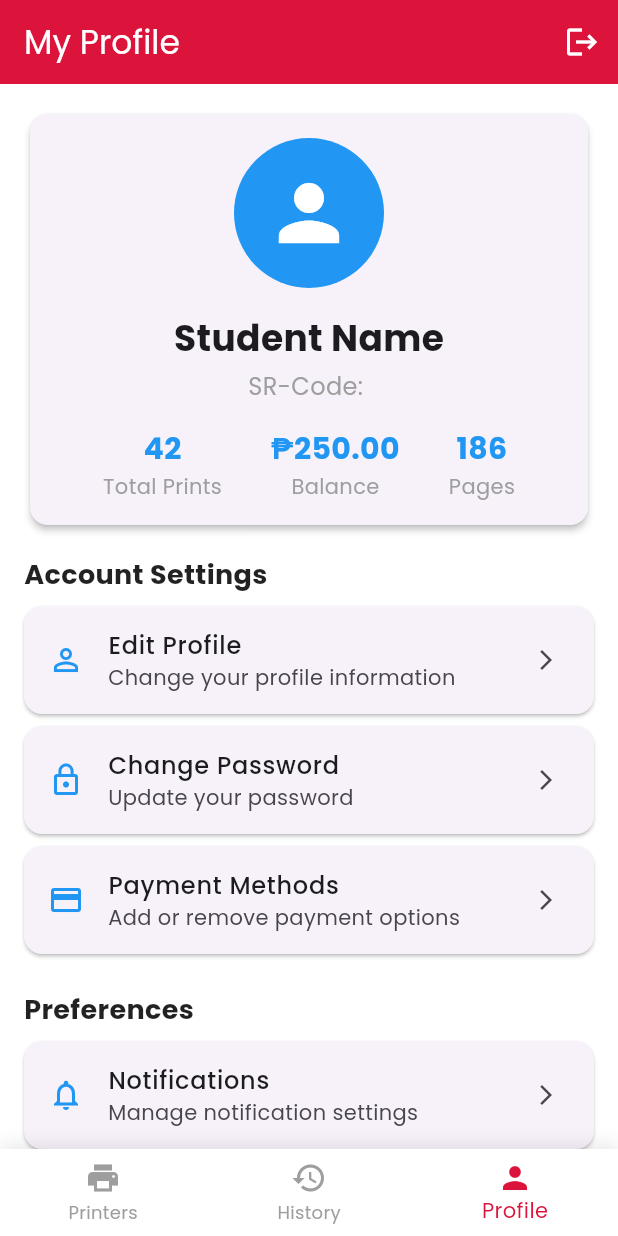
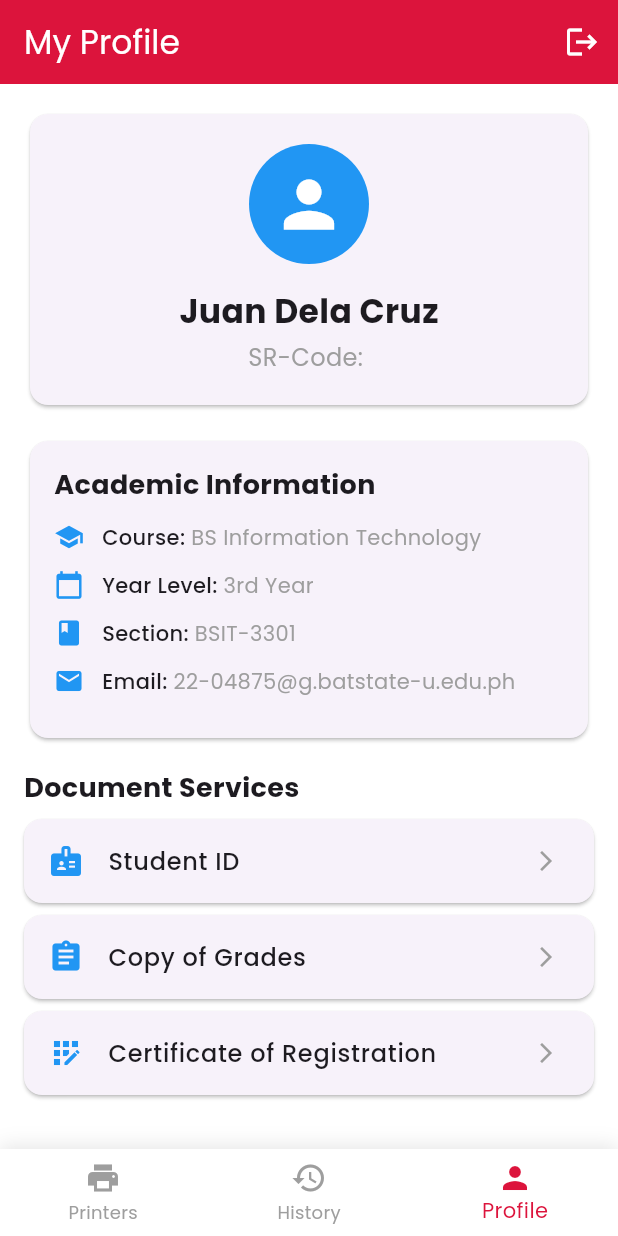
Before and after one commit to llancealog/Final_Project, a Flutter app: the MainNavigationScreen screen opened directly with empty values, item 3 of the bottom bar chosen, on a phone screen of 412 x 824 dp. Run offline on Flutter 3.47's test engine with Material 3 defaults, Android fonts, the phone set to English and light mode, and no system bars; our stand-ins replace google_fonts.

Commit message:
Updated Profile

```diff
--- a/lib/history.dart
+++ b/lib/history.dart
@@ -11,8 +11,8 @@ class HistoryPage extends StatelessWidget {
       padding: const EdgeInsets.all(16.0),
       children: [
         _buildHistoryCard(
-          documentName: 'Activity_1.pdf',
-          printerName: 'Library Printer',
+          documentName: 'Assignment1.pdf',
+          printerName: 'Library Printer 1',
           date: 'July 15, 2025',
           pages: 5,
           cost: 'PHP10.00',
@@ -27,15 +27,15 @@ class HistoryPage extends StatelessWidget {
           status: 'Completed',
         ),
         _buildHistoryCard(
-          documentName: 'Reviewer.pdf',
-          printerName: 'CICS Printer',
+          documentName: 'Lecture_Notes.pdf',
+          printerName: 'Engineering Printer',
           date: 'July 5, 2025',
           pages: 8,
           cost: 'PHP10.00',
           status: 'Completed',
         ),
         _buildHistoryCard(
-          documentName: 'Final_Project.pdf',
+          documentName: 'Group_Project.pptx',
           printerName: 'Student Center Printer',
           date: 'June 28, 2025',
           pages: 20,
--- a/lib/payments.dart
+++ b/lib/payments.dart
@@ -85,7 +85,7 @@ class _PaymentsPageState extends State<PaymentsPage> {
             // Cost breakdown
             const Row(
               mainAxisAlignment: MainAxisAlignment.spaceBetween,
-              children: [Text('Pages: 8'), Text('PHP 16.00')],
+              children: [Text('Pages: 2'), Text('PHP 3.00')],
             ),
             const Row(
               mainAxisAlignment: MainAxisAlignment.spaceBetween,
@@ -97,7 +97,7 @@ class _PaymentsPageState extends State<PaymentsPage> {
               children: [
                 Text('Total:', style: TextStyle(fontWeight: FontWeight.bold)),
                 Text(
-                  'PHP 17.00',
+                  'PHP 4.00',
                   style: TextStyle(fontWeight: FontWeight.bold),
                 ),
               ],
@@ -168,7 +168,7 @@ class _PaymentsPageState extends State<PaymentsPage> {
                 style: TextStyle(fontSize: 18, fontWeight: FontWeight.bold),
               ),
               Text(
-                'PHP 17.00',
+                'PHP 4.00',
                 style: TextStyle(
                   fontSize: 18,
                   fontWeight: FontWeight.bold,
@@ -214,7 +214,7 @@ class _PaymentsPageState extends State<PaymentsPage> {
       builder: (context) => AlertDialog(
         title: const Text('Payment Successful!'),
         content: Text(
-          'Your print job has been sent to ${widget.printerName}.\n\nPayment Method: $selectedPaymentMethod\nAmount: PHP 17.00',
+          'Your print job has been sent to ${widget.printerName}.\n\nPayment Method: $selectedPaymentMethod\nAmount: PHP 4.00',
         ),
         actions: [
           ElevatedButton(
--- a/lib/printers.dart
+++ b/lib/printers.dart
@@ -17,7 +17,7 @@ class _PrintersPageState extends State<PrintersPage> {
       padding: const EdgeInsets.all(16.0),
       children: [
         _buildPrinterCard(
-          name: 'Library Printer',
+          name: 'Library Printer 1',
           location: 'CEAFA Building 2nd Floor',
           status: 'Available',
           closingHours: 'Closes at 8:00 PM',
--- a/lib/profile.dart
+++ b/lib/profile.dart
@@ -1,178 +1,167 @@
 import 'package:flutter/material.dart';
-import 'login.dart';
+import 'payments.dart';
 
-class ProfilePage extends StatelessWidget {
+/// Student profile page with academic and printing information
+class ProfilePage extends StatefulWidget {
   final String srCode;
 
   const ProfilePage({super.key, required this.srCode});
 
   @override
+  State<ProfilePage> createState() => _ProfilePageState();
+}
+
+class _ProfilePageState extends State<ProfilePage> {
+  @override
   Widget build(BuildContext context) {
     return ListView(
       padding: const EdgeInsets.all(16.0),
       children: [
-        // Profile Card AAAAAAA
-        Card(
-          elevation: 2,
-          shape: RoundedRectangleBorder(
-            borderRadius: BorderRadius.circular(12),
-          ),
-          child: Padding(
-            padding: const EdgeInsets.all(16.0),
-            child: Column(
-              children: [
-                // Profile Image
-                const CircleAvatar(
-                  radius: 50,
-                  backgroundColor: Colors.blue,
-                  child: Icon(
-                    Icons.person,
-                    size: 60,
-                    color: Colors.white,
-                  ),
-                ),
-                const SizedBox(height: 16),
-                // Name
-                const Text(
-                  'Student Name',
-                  style: TextStyle(
-                    fontSize: 24,
-                    fontWeight: FontWeight.bold,
-                  ),
-                ),
-                const SizedBox(height: 4),
-                // SR Code
-                Text(
-                  'SR-Code: $srCode',
-                  style: const TextStyle(
-                    fontSize: 16,
-                    color: Colors.grey,
-                  ),
-                ),
-                const SizedBox(height: 16),
-                // Stats Row
-                Row(
-                  mainAxisAlignment: MainAxisAlignment.spaceEvenly,
-                  children: [
-                    _buildStatItem('Total Prints', '42'),
-                    _buildStatItem('Balance', '₱250.00'),
-                    _buildStatItem('Pages', '186'),
-                  ],
-                ),
-              ],
-            ),
-          ),
-        ),
+        // Student Info Card
+        _buildStudentInfoCard(),
         const SizedBox(height: 16),
 
-        // Account Settings Section
+        // Academic Info Card
+        _buildAcademicInfoCard(),
+        const SizedBox(height: 16),
+
+        // Document Services Section
         const Text(
-          'Account Settings',
-          style: TextStyle(
-            fontSize: 18,
-            fontWeight: FontWeight.bold,
-            color: Colors.black87,
-          ),
+          'Document Services',
+          style: TextStyle(fontSize: 18, fontWeight: FontWeight.bold),
         ),
         const SizedBox(height: 8),
-        _buildSettingsCard(
-          icon: Icons.person_outline,
-          title: 'Edit Profile',
-          subtitle: 'Change your profile information',
-          onTap: () {},
-        ),
-        _buildSettingsCard(
-          icon: Icons.lock_outline,
-          title: 'Change Password',
-          subtitle: 'Update your password',
-          onTap: () {},
-        ),
-        _buildSettingsCard(
-          icon: Icons.credit_card,
-          title: 'Payment Methods',
-          subtitle: 'Add or remove payment options',
-          onTap: () {},
-        ),
-
-        const SizedBox(height: 16),
-
-        // Preferences Section
-        const Text(
-          'Preferences',
-          style: TextStyle(
-            fontSize: 18,
-            fontWeight: FontWeight.bold,
-            color: Colors.black87,
-          ),
-        ),
-        const SizedBox(height: 8),
-        _buildSettingsCard(
-          icon: Icons.notifications_outlined,
-          title: 'Notifications',
-          subtitle: 'Manage notification settings',
-          onTap: () {},
-        ),
-        _buildSettingsCard(
-          icon: Icons.help_outline,
-          title: 'Help & Support',
-          subtitle: 'Get help with the app',
-          onTap: () {},
-        ),
-        _buildSettingsCard(
-          icon: Icons.info_outline,
-          title: 'About',
-          subtitle: 'App information and version',
-          onTap: () {},
+        _buildDocumentCard('Student ID', Icons.badge),
+        _buildDocumentCard('Copy of Grades', Icons.assignment),
+        _buildDocumentCard(
+          'Certificate of Registration',
+          Icons.app_registration,
         ),
       ],
     );
   }
 
-  Widget _buildStatItem(String label, String value) {
-    return Column(
-      children: [
-        Text(
-          value,
-          style: const TextStyle(
-            fontSize: 20,
-            fontWeight: FontWeight.bold,
-            color: Colors.blue,
-          ),
+  /// Main student information card
+  Widget _buildStudentInfoCard() {
+    return Card(
+      child: Padding(
+        padding: const EdgeInsets.all(20.0),
+        child: Column(
+          children: [
+            // Profile Avatar
+            const CircleAvatar(
+              radius: 40,
+              backgroundColor: Colors.blue,
+              child: Icon(Icons.person, size: 50, color: Colors.white),
+            ),
+            const SizedBox(height: 16),
+
+            // Student Name
+            const Text(
+              'Juan Dela Cruz',
+              style: TextStyle(fontSize: 22, fontWeight: FontWeight.bold),
+            ),
+            const SizedBox(height: 4),
+
+            // SR Code
+            Text(
+              'SR-Code: ${widget.srCode}',
+              style: const TextStyle(fontSize: 16, color: Colors.grey),
+            ),
+          ],
         ),
-        Text(
-          label,
-          style: const TextStyle(
-            fontSize: 14,
-            color: Colors.grey,
-          ),
-        ),
-      ],
+      ),
     );
   }
 
-  Widget _buildSettingsCard({
-    required IconData icon,
-    required String title,
-    required String subtitle,
-    required VoidCallback onTap,
-  }) {
+  /// Academic information card
+  Widget _buildAcademicInfoCard() {
+    return Card(
+      child: Padding(
+        padding: const EdgeInsets.all(16.0),
+        child: Column(
+          crossAxisAlignment: CrossAxisAlignment.start,
+          children: [
+            const Text(
+              'Academic Information',
+              style: TextStyle(fontSize: 18, fontWeight: FontWeight.bold),
+            ),
+            const SizedBox(height: 12),
+
+            _buildInfoRow(Icons.school, 'Course', 'BS Information Technology'),
+            _buildInfoRow(Icons.calendar_today, 'Year Level', '3rd Year'),
+            _buildInfoRow(Icons.class_, 'Section', 'BSIT-3301'),
+            _buildInfoRow(Icons.email, 'Email', '22-04875@g.batstate-u.edu.ph'),
+          ],
+        ),
+      ),
+    );
+  }
+
+  /// Individual info row with icon and text
+  Widget _buildInfoRow(IconData icon, String label, String value) {
+    return Padding(
+      padding: const EdgeInsets.only(bottom: 12.0),
+      child: Row(
+        children: [
+          Icon(icon, size: 20, color: Colors.blue),
+          const SizedBox(width: 12),
+          Text('$label: ', style: const TextStyle(fontWeight: FontWeight.w500)),
+          Expanded(
+            child: Text(value, style: const TextStyle(color: Colors.grey)),
+          ),
+        ],
+      ),
+    );
+  }
+
+  /// Clickable document service card
+  Widget _buildDocumentCard(String title, IconData icon) {
     return Card(
       margin: const EdgeInsets.only(bottom: 8),
-      elevation: 1,
-      shape: RoundedRectangleBorder(
-        borderRadius: BorderRadius.circular(12),
+      child: ListTile(
+        leading: Icon(icon, color: Colors.blue, size: 24),
+        title: Text(title, style: const TextStyle(fontWeight: FontWeight.w500)),
+        trailing: const Icon(
+          Icons.arrow_forward_ios,
+          size: 16,
+          color: Colors.grey,
+        ),
+        onTap: () => _handleDocumentTap(title),
       ),
-      child: ListTile(
-        leading: Icon(icon, color: Colors.blue),
-        title: Text(
-          title,
-          style: const TextStyle(
-            fontWeight: FontWeight.w500,
+    );
+  }
+
+  /// Handles document card tap events - shows popup and navigates to payments
+  void _handleDocumentTap(String documentType) {
+    showDialog(
+      context: context,
+      builder: (context) => AlertDialog(
+        title: Text(documentType),
+        content: Text(
+          'You selected $documentType.\n\nReady to print your document!',
+        ),
+        actions: [
+          ElevatedButton(
+            onPressed: () => _navigateToPayments(documentType),
+            style: ElevatedButton.styleFrom(backgroundColor: Colors.blue),
+            child: const Text('Print', style: TextStyle(color: Colors.white)),
           ),
+        ],
+      ),
+    );
+  }
+
+  /// Navigates to payments page with document info
+  void _navigateToPayments(String documentType) {
+    Navigator.pop(context); // Close dialog
+    Navigator.push(
+      context,
+      MaterialPageRoute(
+        builder: (context) => PaymentsPage(
+          printerName: 'Document Services',
+          files: [documentType], // Pass selected document as file
         ),
-        subtitle: Text(subtitle),
-        trailing: const Icon(Icons.arrow_forward_ios, size: 16),
-        onTap: onTap,
       ),
     );
   }
```
